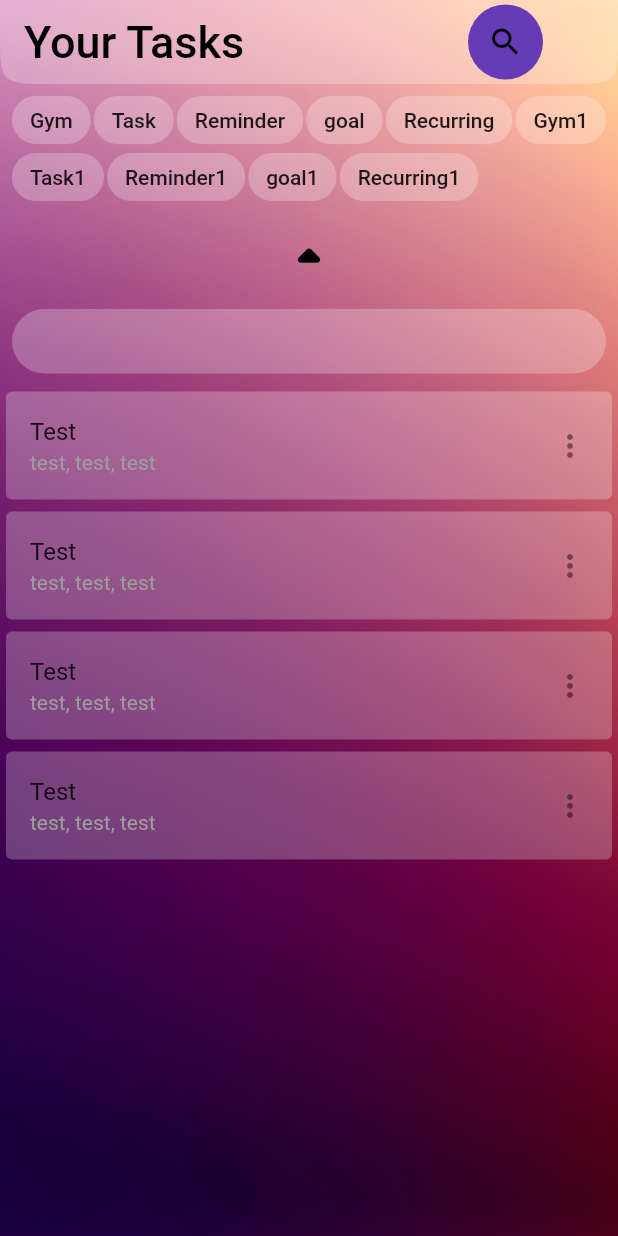
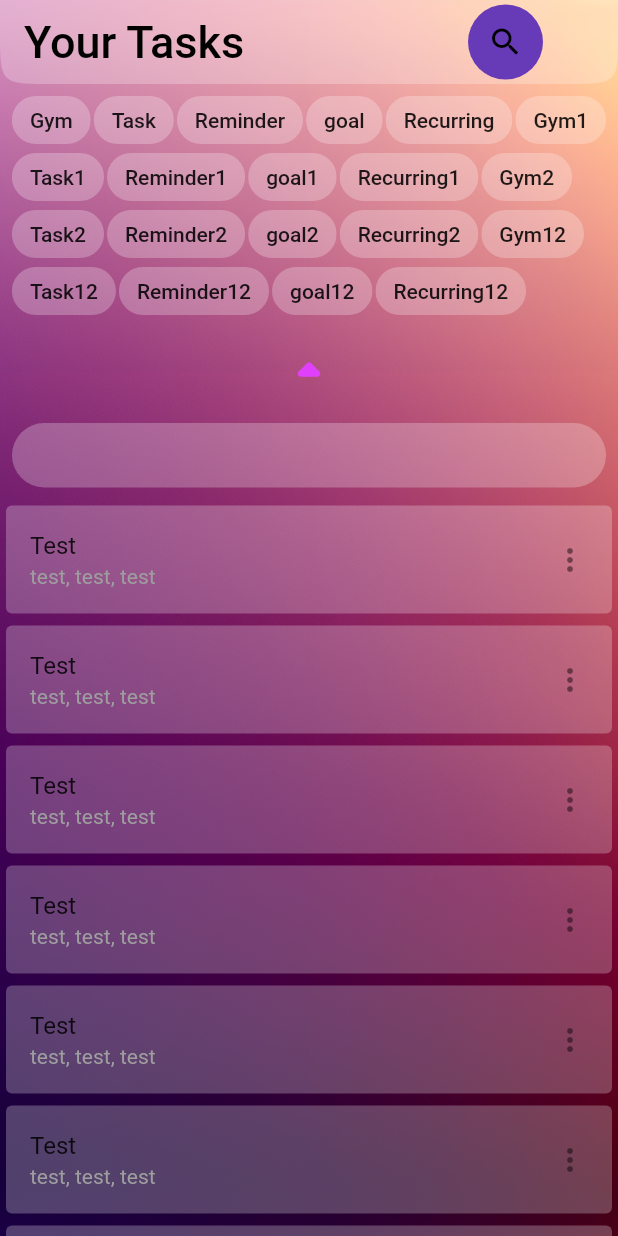
Before and after one commit to GeekCafeAI/SmartNotes, a Flutter app: the TasksScreen screen opened directly, after a tap on the "search" icon, after a tap on the "arrow drop down" icon, on a phone screen of 412 x 824 dp. Run offline on Flutter 3.47's test engine with Material 2 defaults, Android fonts, the light colour scheme and no system bars; our stand-ins replace device_info_plus; generated files the repository leaves out were written again.

Commit message:
Tasks screen ui layout finalised

```diff
--- a/Flutter/smart_notes/lib/src/app.dart
+++ b/Flutter/smart_notes/lib/src/app.dart
@@ -4,7 +4,6 @@ import 'package:flutter_localizations/flutter_localizations.dart';
 import 'package:provider/provider.dart';
 import 'package:smart_notes/src/providers/settings/settings_controller.dart';
 import 'package:smart_notes/src/providers/widget_visibility.dart';
-import 'package:smart_notes/src/screens/menu_screen.dart';
 import 'package:smart_notes/src/screens/tasks_screen.dart';
 import 'package:smart_notes/src/theme.dart';
 
@@ -82,7 +81,7 @@ class MyApp extends StatelessWidget {
             home: PageView(
               pageSnapping: true,
               controller: _controller,
-              children: const [MenuScreen(), TasksScreen()],
+              children: const [TasksScreen()],
             ),
           ),
         );
--- a/Flutter/smart_notes/lib/src/providers/tasks.dart
+++ b/Flutter/smart_notes/lib/src/providers/tasks.dart
@@ -14,7 +14,24 @@ final Note myNote = Note(
 final Task myTask = Task(message: "This is a test", note: myNote);
 
 class Tasks with ChangeNotifier {
-  final List<Task> _tasks = [myTask, myTask, myTask, myTask];
+  final List<Task> _tasks = [
+    myTask,
+    myTask,
+    myTask,
+    myTask,
+    myTask,
+    myTask,
+    myTask,
+    myTask,
+    myTask,
+    myTask,
+    myTask,
+    myTask,
+    myTask,
+    myTask,
+    myTask
+  ];
+
   final List<String> _tags = [
     "Gym",
     "Task",
@@ -26,6 +43,16 @@ class Tasks with ChangeNotifier {
     "Reminder1",
     "goal1",
     "Recurring1",
+    "Gym2",
+    "Task2",
+    "Reminder2",
+    "goal2",
+    "Recurring2",
+    "Gym12",
+    "Task12",
+    "Reminder12",
+    "goal12",
+    "Recurring12",
   ];
 
   final List<String> _enabledTags = [];
--- a/Flutter/smart_notes/lib/src/screens/tasks_screen.dart
+++ b/Flutter/smart_notes/lib/src/screens/tasks_screen.dart
@@ -93,44 +93,62 @@ class FavouriteFiltersTab extends StatefulWidget {
 }
 
 class _FavouriteFiltersTabState extends State<FavouriteFiltersTab> {
+  final _collapsedArrow = Icons.arrow_drop_down_rounded;
+  final _expandedArrow = Icons.arrow_drop_up_rounded;
   var _expanded = false;
-  final collapsedArrow = Icons.arrow_drop_down_rounded;
-  final expandedArrow = Icons.arrow_drop_up_rounded;
 
   @override
   Widget build(BuildContext context) {
     return SliverToBoxAdapter(
-      child: Wrap(
-        crossAxisAlignment: WrapCrossAlignment.center,
-        alignment: WrapAlignment.spaceEvenly,
-        // mainAxisSize: MainAxisSize.max,
-        // crossAxisAlignment: CrossAxisAlignment.start,
-        // mainAxisAlignment: MainAxisAlignment.spaceAround,
+        child: _expanded
+            ? Column(
+                mainAxisAlignment: MainAxisAlignment.spaceEvenly,
+                crossAxisAlignment: CrossAxisAlignment.center,
+                mainAxisSize: MainAxisSize.max,
                 children: [
-          !_expanded
-              ? const SizedBox(
-                  width: 350,
-                  child: SingleChildScrollView(
-                    scrollDirection: Axis.horizontal,
-                    child: FiltersWrap(),
-                  ),
-                )
-              : const FiltersWrap(),
-          InkWell(
-            onTap: () {
+                  const FiltersWrap(),
+                  MaterialButton(
+                    onPressed: () {
                       setState(() {
                         _expanded = !_expanded;
                       });
                     },
                     child: Icon(
-              _expanded ? expandedArrow : collapsedArrow,
+                      _expandedArrow,
                       size: 50,
-              color: Colors.black,
+                      color: Colors.purpleAccent,
                     ),
+                  ),
+                ],
               )
+            : Padding(
+                padding: const EdgeInsets.only(left: 25),
+                child: Row(
+                  crossAxisAlignment: CrossAxisAlignment.center,
+                  mainAxisAlignment: MainAxisAlignment.spaceEvenly,
+                  children: [
+                    const SizedBox(
+                      width: 250,
+                      child: SingleChildScrollView(
+                        scrollDirection: Axis.horizontal,
+                        child: FiltersWrap(),
+                      ),
+                    ),
+                    MaterialButton(
+                      onPressed: () {
+                        setState(() {
+                          _expanded = !_expanded;
+                        });
+                      },
+                      child: Icon(
+                        _collapsedArrow,
+                        size: 50,
+                        color: Colors.purple,
+                      ),
+                    ),
                   ],
                 ),
-    );
+              ));
   }
 }
 
```
Also changed, not shown: Flutter/smart_notes/lib/src/screens/testing_screen.dart (+55 -16 lines). Lines whose indentation alone changed are shown as unchanged.
